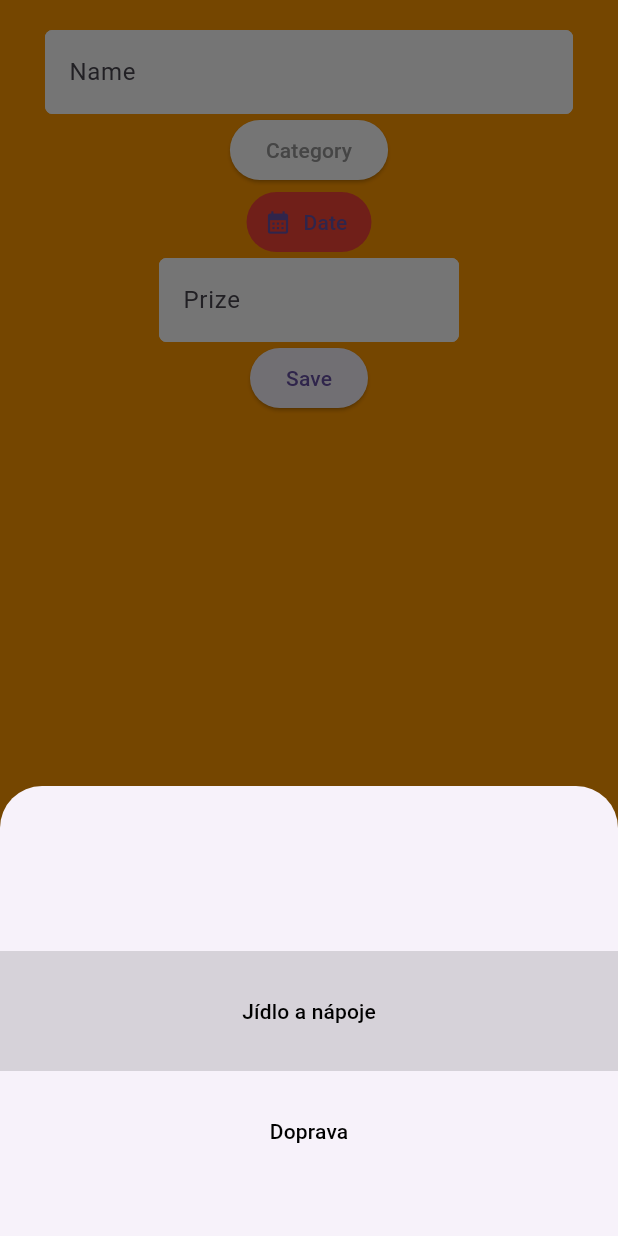
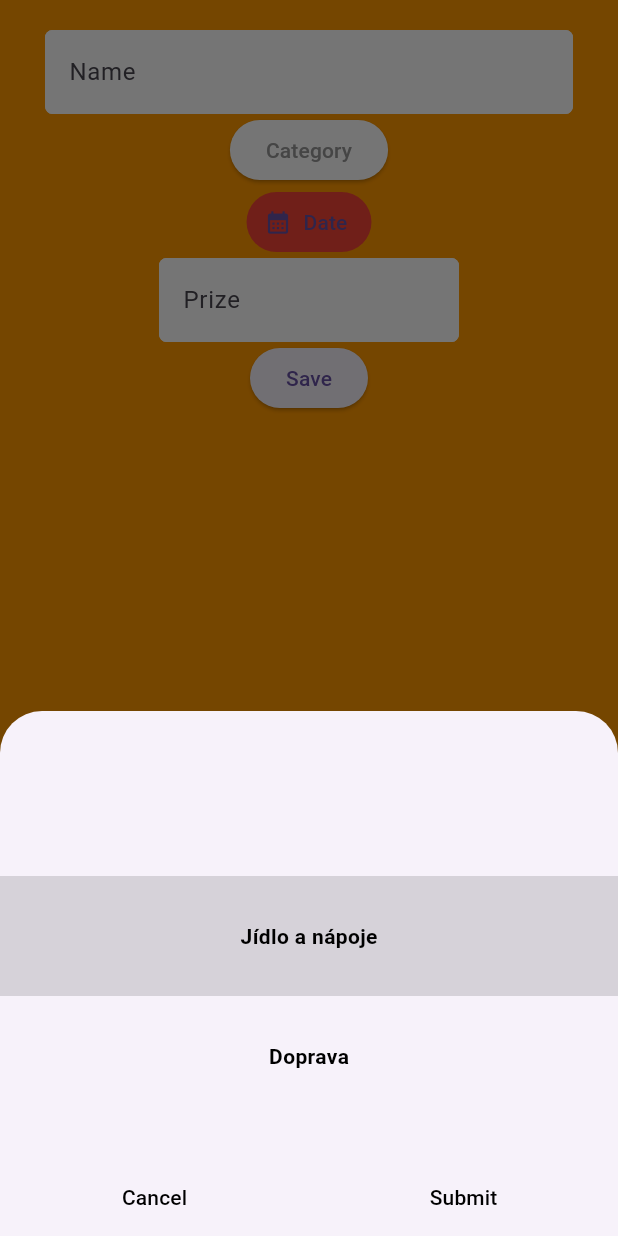
Before and after one commit to drapek9/expense_tracker, a Flutter app: the screen it shows after launch, after a tap on "Category", on a phone screen of 412 x 824 dp. Run offline on Flutter 3.47's test engine with Material 3 defaults, Android fonts, the phone set to English and light mode, and no system bars; drawn by our look-alikes of scroll_snap_list.

Commit message:
text místo buttonu + tlačítka pro cancel a save i s jejich stylem + zisk a inicializace indexu pro scroll + jejich finální hodnota

```diff
--- a/lib/home/home_main.dart
+++ b/lib/home/home_main.dart
@@ -34,7 +34,7 @@ class _HomeScreenState extends State<HomeScreen> {
                 ),
                 ElevatedButton(
                   onPressed: (){
-                    showCategoryList(context, categoryOptions, setCategoryNum);
+                    showCategoryList(context, categoryOptions, setCategoryNum, theCategory);
                   },
                   style: ElevatedButton.styleFrom(
                     backgroundColor: Colors.white
@@ -100,41 +100,40 @@ class TextInput extends StatelessWidget {
   }
 }
 
-void showCategoryList(context, optionsList, setFunction){
-
+void showCategoryList(context, optionsList, setFunction, currentValue){
+  int finalValueIndex = currentValue != null ? optionsList.keys.toList().indexOf(currentValue) : 0;
+  int? finalValue = optionsList.keys.toList()[finalValueIndex];
   showModalBottomSheet(
     enableDrag: false,
     context: context,
     builder: (context){
       return SizedBox(
+        height: 350,
+        width: double.infinity,
+        child: Column(
+          children: [
+            SizedBox(
               height: 300,
-        width: double.infinity,
               child: Stack(
                 alignment: AlignmentDirectional.center,
-          children:[ ScrollSnapList(
+                children:[
+                  ScrollSnapList(
+                    initialIndex: finalValueIndex.toDouble(),
                   onItemFocus: (index){
+                    finalValue = optionsList.keys.toList()[index];
                   },
                   itemSize: 80,
                   itemBuilder: (context, index){
-              int theValue = optionsList.keys.toList()[index];
                     return SizedBox(
                       height: 80,
-                child: TextButton(
-                  style: TextButton.styleFrom(
-                    backgroundColor: const Color.fromARGB(0, 255, 255, 255),
-                    splashFactory: NoSplash.splashFactory,
-                    overlayColor: const Color.fromARGB(0, 255, 255, 255)
-                  ),
-                  onPressed: (){
-                    setFunction(theValue);
-                  },
+                      child: Center(
                         child: Text(
-                  optionsList[theValue],
+                          optionsList[optionsList.keys.toList()[index]],
                           style: TextStyle(
-                    color: Colors.black
-                  ),
+                            color: Colors.black,
+                            fontWeight: FontWeight.bold
+                          ),),
                       )
-                ,)
                     );
                   },
                   itemCount: optionsList.keys.length,
@@ -148,6 +147,50 @@ void showCategoryList(context, optionsList, setFunction){
                   ),
                 )
                 ]
+              ),
+            ),
+            Row(
+              children: [
+                Expanded(
+                  child: TextButton(
+                    onPressed: (){
+                      Navigator.pop(context);
+                    },
+                    style: TextButton.styleFrom(
+                      overlayColor: Colors.black,
+                      shape: RoundedRectangleBorder(
+                        borderRadius: BorderRadius.all(Radius.zero)
+                      )
+                    ),
+                    child: Text(
+                      "Cancel",
+                      style: TextStyle(
+                        color: Colors.black
+                      ),
+                      )),
+                ),
+                Expanded(
+                  child: TextButton(
+                    onPressed: (){
+                      setFunction(finalValue);
+                      Navigator.pop(context);
+                    },
+                    style: TextButton.styleFrom(
+                      overlayColor: Colors.black,
+                      shape: RoundedRectangleBorder(
+                        borderRadius: BorderRadius.all(Radius.zero)
+                      )
+                    ),
+                    child: Text(
+                      "Submit",
+                      style: TextStyle(
+                        color: Colors.black
+                      ),
+                      )),
+                ),
+              ],
+            )
+          ],
         )
       );
     });
```
Lines whose indentation alone changed are shown as unchanged.
